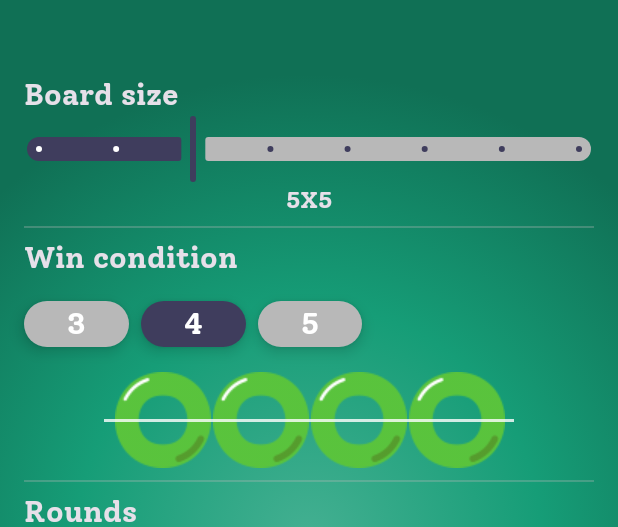
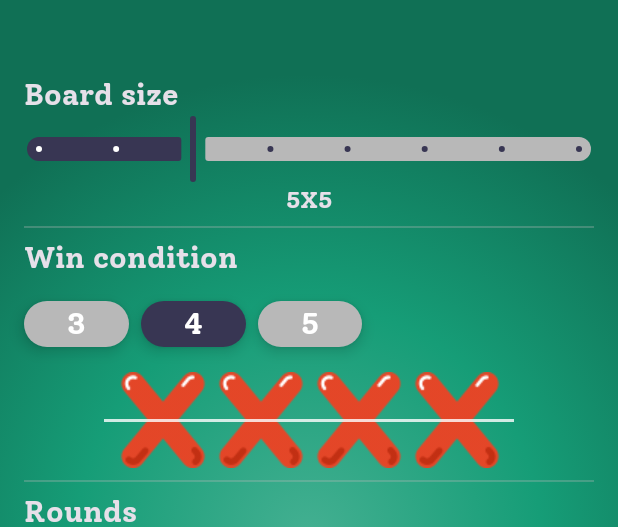
Before and after one commit to fernando-rauber/TicTacToe, an Android app built with Jetpack Compose: the screen it shows after launch (MainActivity), on a phone screen of 412 x 824 dp, the part 80-607 px from its top. Run offline under Robolectric (Android 15) with nearby library versions, the phone set to English and light mode, and no system bars; libraries missing offline, so code that uses them is left out: uk.fernando.util; 6 statements that could not run were skipped.

Commit message:
Re design

```diff
--- a/app/src/main/java/uk/fernando/tictactoe/component/WinCondition.kt
+++ b/app/src/main/java/uk/fernando/tictactoe/component/WinCondition.kt
@@ -25,7 +25,7 @@ fun WinConditionIcon(winCondition: Int) {
                 for (i in 1..winCondition) {
                     Image(
                         modifier = Modifier.padding(start = 1.dp),
-                        painter = painterResource(R.drawable.img_o),
+                        painter = painterResource(R.drawable.img_x),
                         contentDescription = null
                     )
                 }
--- a/app/src/main/java/uk/fernando/tictactoe/theme/Color.kt
+++ b/app/src/main/java/uk/fernando/tictactoe/theme/Color.kt
@@ -6,7 +6,7 @@ val greenLight = Color(0xFF5eb14f)
 val green = Color(0xFF169D77)
 val greenDark = Color(0xFF107055)
 
-val dark = Color(0xFF3F3D5D)
+val dark = Color(0xFF383653)
 val darkLight = Color(0xFF192F4D)
 
 val gold = Color(0xFFD6B610)
--- a/app/src/main/res/drawable/ic_arrow_drop.xml
+++ b/app/src/main/res/drawable/ic_arrow_drop.xml
@@ -1,6 +1,6 @@
 <vector xmlns:android="http://schemas.android.com/apk/res/android"
     android:width="52dp"
-    android:height="80dp"
+    android:height="60dp"
     android:tint="#FFFFFF"
     android:viewportWidth="24"
     android:viewportHeight="24">
```
Also changed, not shown: app/src/main/java/uk/fernando/tictactoe/screen/GamePage.kt (+6 -4 lines).
